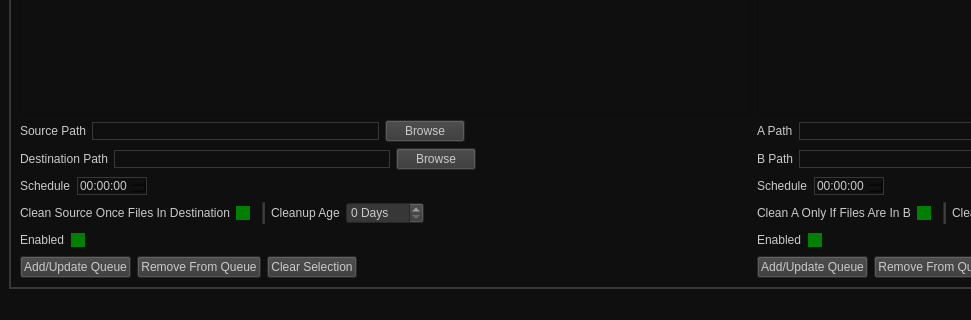
SARL-Engineering/PRAT-Transfer-Utility, file Interface/PRATTransferGui.ui: the form before one commit; both pictures show x 0 to 971 and y 342 to 662 of the 1507 by 662 pixel window.
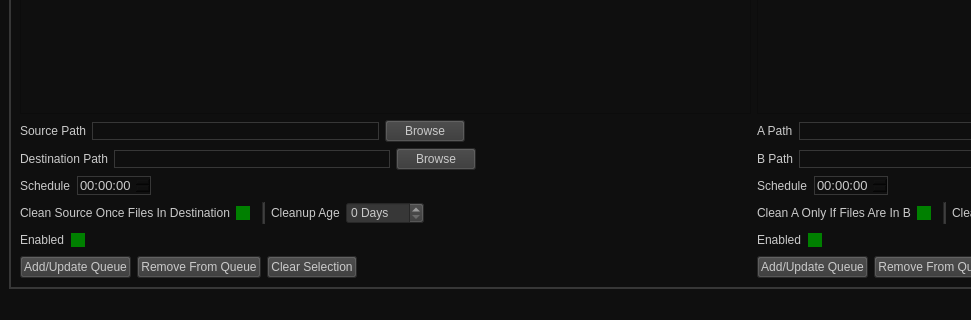
The form after the commit.

Commit message: Got the logging display working and the beginnings of the file transfer logic started.

What changed in the file:
```diff
--- a/Interface/PRATTransferGui.ui
+++ b/Interface/PRATTransferGui.ui
@@ -340,7 +340,13 @@
              </widget>
             </item>
             <item>
-             <widget class="QTimeEdit" name="cleanup_schedule_time_edit"/>
+             <widget class="QTimeEdit" name="cleanup_schedule_time_edit">
+              <property name="font">
+               <font>
+                <pointsize>10</pointsize>
+               </font>
+              </property>
+             </widget>
             </item>
             <item>
              <spacer name="horizontalSpacer_9">
@@ -441,6 +447,11 @@
             </item>
             <item>
              <widget class="QTimeEdit" name="transfer_schedule_time_edit">
+              <property name="font">
+               <font>
+                <pointsize>10</pointsize>
+               </font>
+              </property>
               <property name="calendarPopup">
                <bool>false</bool>
               </property>
```
The commit also changes 4 other files.
